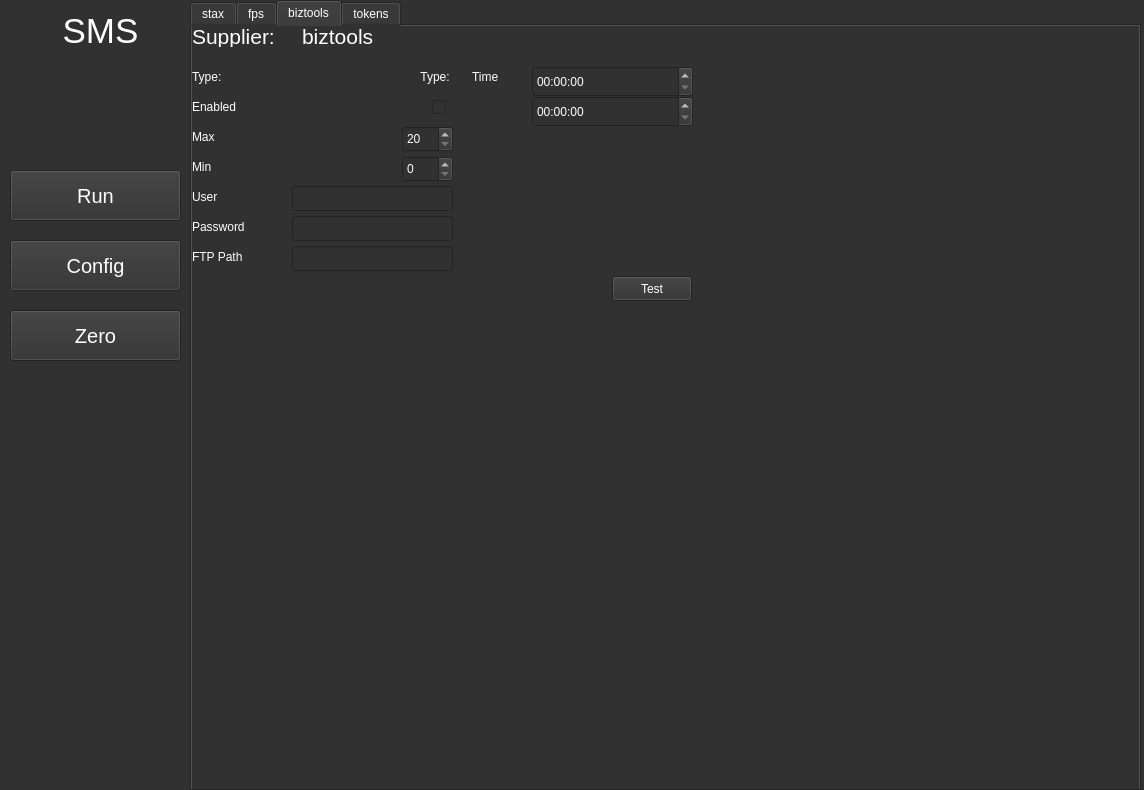
AutoSiliconeHoses/SMS, file Stock Managment System/Client/GUI/title_screen.ui: the form before one commit.
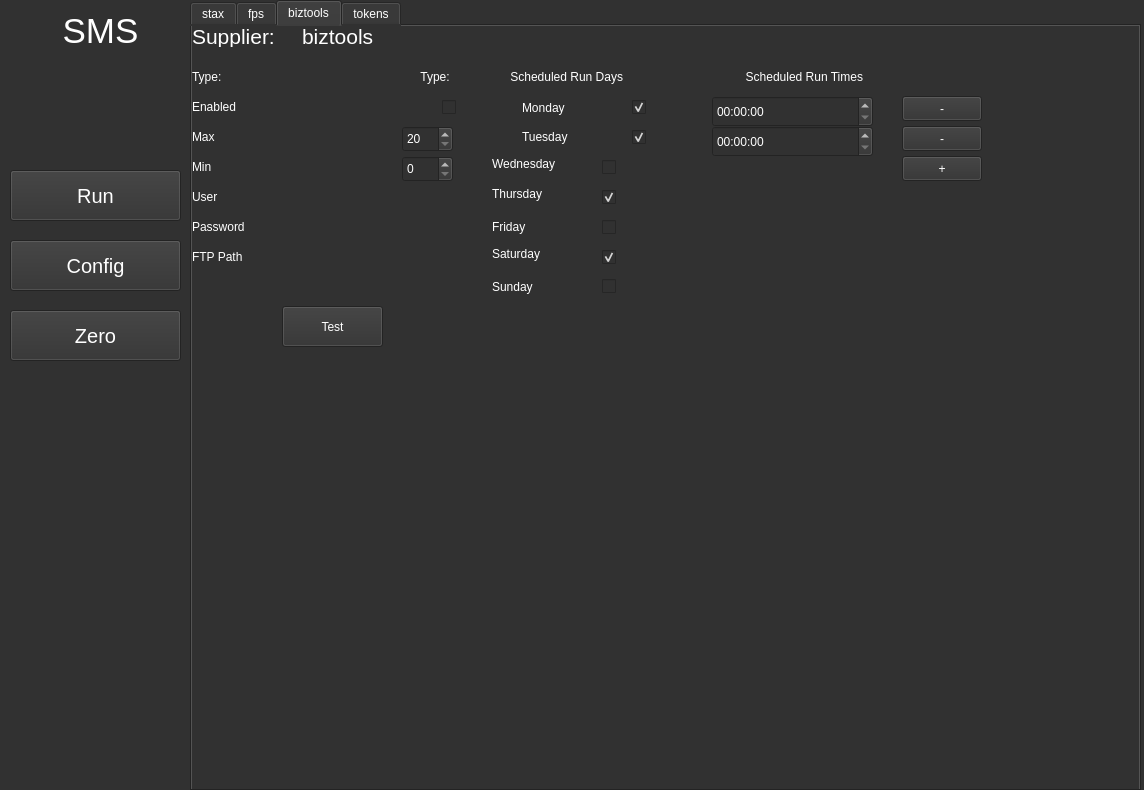
The form after the commit. The open tabs and pages were chosen to show the change. Icons and pictures are not drawn.

Patch:
```diff
--- a/Stock Managment System/Client/GUI/title_screen.ui
+++ b/Stock Managment System/Client/GUI/title_screen.ui
@@ -145,7 +145,7 @@
      <enum>QTabWidget::North</enum>
     </property>
     <property name="currentIndex">
-     <number>3</number>
+     <number>2</number>
     </property>
     <widget class="QWidget" name="tabstax">
      <property name="accessibleName">
@@ -559,16 +559,6 @@
      <attribute name="title">
       <string>biztools</string>
      </attribute>
-     <widget class="QLineEdit" name="lne_user_3">
-      <property name="geometry">
-       <rect>
-        <x>100</x>
-        <y>160</y>
-        <width>161</width>
-        <height>25</height>
-       </rect>
-      </property>
-     </widget>
      <widget class="QLabel" name="lbl_passwd_3">
       <property name="geometry">
        <rect>
@@ -629,17 +619,17 @@
        <string>User</string>
       </property>
      </widget>
-     <widget class="QLabel" name="lbl_time_3">
+     <widget class="QLabel" name="lbl_mon">
       <property name="geometry">
        <rect>
-        <x>280</x>
-        <y>40</y>
-        <width>51</width>
+        <x>330</x>
+        <y>71</y>
+        <width>61</width>
         <height>21</height>
        </rect>
       </property>
       <property name="text">
-       <string>Time</string>
+       <string>Monday</string>
       </property>
      </widget>
      <widget class="QLabel" name="lbl_t3">
@@ -655,13 +645,13 @@
        <string>Type: </string>
       </property>
      </widget>
-     <widget class="QPushButton" name="btn_test_3">
+     <widget class="QPushButton" name="btn_save">
       <property name="geometry">
        <rect>
-        <x>420</x>
-        <y>250</y>
-        <width>80</width>
-        <height>25</height>
+        <x>90</x>
+        <y>280</y>
+        <width>101</width>
+        <height>41</height>
        </rect>
       </property>
       <property name="text">
@@ -697,29 +687,6 @@
        <string>Max</string>
       </property>
      </widget>
-     <widget class="QLineEdit" name="lne_passwd_3">
-      <property name="geometry">
-       <rect>
-        <x>100</x>
-        <y>190</y>
-        <width>161</width>
-        <height>25</height>
-       </rect>
-      </property>
-      <property name="inputMethodHints">
-       <set>Qt::ImhNoPredictiveText|Qt::ImhSensitiveData</set>
-      </property>
-     </widget>
-     <widget class="QLineEdit" name="lne_file_3">
-      <property name="geometry">
-       <rect>
-        <x>100</x>
-        <y>220</y>
-        <width>161</width>
-        <height>25</height>
-       </rect>
-      </property>
-     </widget>
      <widget class="QLabel" name="lbl_supplier_3">
       <property name="geometry">
        <rect>
@@ -751,16 +718,6 @@
        <number>20</number>
       </property>
      </widget>
-     <widget class="QTimeEdit" name="time_schedule_5">
-      <property name="geometry">
-       <rect>
-        <x>340</x>
-        <y>40</y>
-        <width>161</width>
-        <height>31</height>
-       </rect>
-      </property>
-     </widget>
      <widget class="QLabel" name="lbl_enabled3">
       <property name="geometry">
        <rect>
@@ -790,7 +747,7 @@
      <widget class="QCheckBox" name="chk_supplier_enabled_3">
       <property name="geometry">
        <rect>
-        <x>240</x>
+        <x>250</x>
         <y>70</y>
         <width>16</width>
         <height>23</height>
@@ -800,16 +757,6 @@
        <string/>
       </property>
      </widget>
-     <widget class="QTimeEdit" name="time_schedule_6">
-      <property name="geometry">
-       <rect>
-        <x>340</x>
-        <y>70</y>
-        <width>161</width>
-        <height>31</height>
-       </rect>
-      </property>
-     </widget>
      <widget class="QSpinBox" name="spn_min_3">
       <property name="geometry">
        <rect>
@@ -820,6 +767,278 @@
        </rect>
       </property>
      </widget>
+     <widget class="QLabel" name="lbl_fri">
+      <property name="geometry">
+       <rect>
+        <x>300</x>
+        <y>190</y>
+        <width>71</width>
+        <height>21</height>
+       </rect>
+      </property>
+      <property name="text">
+       <string>Friday</string>
+      </property>
+     </widget>
+     <widget class="QLabel" name="lbl_thu">
+      <property name="geometry">
+       <rect>
+        <x>300</x>
+        <y>160</y>
+        <width>71</width>
+        <height>16</height>
+       </rect>
+      </property>
+      <property name="text">
+       <string>Thursday</string>
+      </property>
+     </widget>
+     <widget class="QLabel" name="lbl_wed">
+      <property name="geometry">
+       <rect>
+        <x>300</x>
+        <y>130</y>
+        <width>81</width>
+        <height>16</height>
+       </rect>
+      </property>
+      <property name="text">
+       <string>Wednesday</string>
+      </property>
+     </widget>
+     <widget class="QLabel" name="lbl_tue">
+      <property name="geometry">
+       <rect>
+        <x>330</x>
+        <y>100</y>
+        <width>61</width>
+        <height>21</height>
+       </rect>
+      </property>
+      <property name="text">
+       <string>Tuesday</string>
+      </property>
+     </widget>
+     <widget class="QLabel" name="lbl_sun">
+      <property name="geometry">
+       <rect>
+        <x>300</x>
+        <y>250</y>
+        <width>71</width>
+        <height>21</height>
+       </rect>
+      </property>
+      <property name="text">
+       <string>Sunday</string>
+      </property>
+     </widget>
+     <widget class="QLabel" name="lbl_sat">
+      <property name="geometry">
+       <rect>
+        <x>300</x>
+        <y>220</y>
+        <width>71</width>
+        <height>16</height>
+       </rect>
+      </property>
+      <property name="text">
+       <string>Saturday</string>
+      </property>
+     </widget>
+     <widget class="QCheckBox" name="chk_mon">
+      <property name="geometry">
+       <rect>
+        <x>440</x>
+        <y>70</y>
+        <width>16</width>
+        <height>23</height>
+       </rect>
+      </property>
+      <property name="text">
+       <string/>
+      </property>
+      <property name="checked">
+       <bool>true</bool>
+      </property>
+     </widget>
+     <widget class="QCheckBox" name="chk_thu">
+      <property name="geometry">
+       <rect>
+        <x>410</x>
+        <y>160</y>
+        <width>16</width>
+        <height>23</height>
+       </rect>
+      </property>
+      <property name="text">
+       <string/>
+      </property>
+      <property name="checked">
+       <bool>true</bool>
+      </property>
+     </widget>
+     <widget class="QCheckBox" name="chk_wed">
+      <property name="geometry">
+       <rect>
+        <x>410</x>
+        <y>130</y>
+        <width>16</width>
+        <height>23</height>
+       </rect>
+      </property>
+      <property name="text">
+       <string/>
+      </property>
+     </widget>
+     <widget class="QCheckBox" name="chk_fri">
+      <property name="geometry">
+       <rect>
+        <x>410</x>
+        <y>190</y>
+        <width>16</width>
+        <height>23</height>
+       </rect>
+      </property>
+      <property name="text">
+       <string/>
+      </property>
+     </widget>
+     <widget class="QCheckBox" name="chk_tue">
+      <property name="geometry">
+       <rect>
+        <x>440</x>
+        <y>100</y>
+        <width>16</width>
+        <height>23</height>
+       </rect>
+      </property>
+      <property name="text">
+       <string/>
+      </property>
+      <property name="checked">
+       <bool>true</bool>
+      </property>
+     </widget>
+     <widget class="QCheckBox" name="chk_sat">
+      <property name="geometry">
+       <rect>
+        <x>410</x>
+        <y>220</y>
+        <width>16</width>
+        <height>23</height>
+       </rect>
+      </property>
+      <property name="text">
+       <string/>
+      </property>
+      <property name="checked">
+       <bool>true</bool>
+      </property>
+     </widget>
+     <widget class="QCheckBox" name="chk_sun">
+      <property name="geometry">
+       <rect>
+        <x>410</x>
+        <y>250</y>
+        <width>16</width>
+        <height>21</height>
+       </rect>
+      </property>
+      <property name="text">
+       <string/>
+      </property>
+     </widget>
+     <widget class="QTimeEdit" name="time_schedule1">
+      <property name="geometry">
+       <rect>
+        <x>520</x>
+        <y>70</y>
+        <width>161</width>
+        <height>31</height>
+       </rect>
+      </property>
+     </widget>
+     <widget class="QTimeEdit" name="time_schedule2">
+      <property name="geometry">
+       <rect>
+        <x>520</x>
+        <y>100</y>
+        <width>161</width>
+        <height>31</height>
+       </rect>
+      </property>
+     </widget>
+     <widget class="QLabel" name="lbl_type3_2">
+      <property name="geometry">
+       <rect>
+        <x>520</x>
+        <y>40</y>
+        <width>151</width>
+        <height>21</height>
+       </rect>
+      </property>
+      <property name="text">
+       <string>Scheduled Run Times</string>
+      </property>
+      <property name="alignment">
+       <set>Qt::AlignRight|Qt::AlignTrailing|Qt::AlignVCenter</set>
+      </property>
+     </widget>
+     <widget class="QPushButton" name="btn_add_time">
+      <property name="geometry">
+       <rect>
+        <x>710</x>
+        <y>130</y>
+        <width>80</width>
+        <height>25</height>
+       </rect>
+      </property>
+      <property name="text">
+       <string>+</string>
+      </property>
+     </widget>
+     <widget class="QPushButton" name="btn_remove_time2">
+      <property name="geometry">
+       <rect>
+        <x>710</x>
+        <y>100</y>
+        <width>80</width>
+        <height>25</height>
+       </rect>
+      </property>
+      <property name="text">
+       <string>-</string>
+      </property>
+     </widget>
+     <widget class="QPushButton" name="btn_remove_time1">
+      <property name="geometry">
+       <rect>
+        <x>710</x>
+        <y>70</y>
+        <width>80</width>
+        <height>25</height>
+       </rect>
+      </property>
+      <property name="text">
+       <string>-</string>
+      </property>
+     </widget>
+     <widget class="QLabel" name="lbl_type3_3">
+      <property name="geometry">
+       <rect>
+        <x>280</x>
+        <y>40</y>
+        <width>151</width>
+        <height>21</height>
+       </rect>
+      </property>
+      <property name="text">
+       <string>Scheduled Run Days</string>
+      </property>
+      <property name="alignment">
+       <set>Qt::AlignRight|Qt::AlignTrailing|Qt::AlignVCenter</set>
+      </property>
+     </widget>
     </widget>
     <widget class="QWidget" name="tab">
      <attribute name="title">
```
